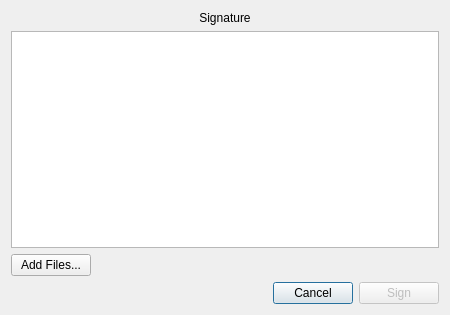
The window that _src/eidmw/eidgui/dlgSignature.ui (12019/svn.gov.pt) describes before a commit, drawn with Qt 5.
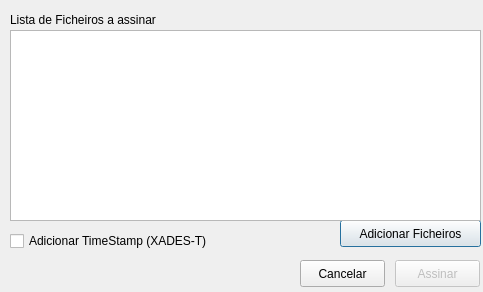
The same window after the commit. Icons and pictures are not drawn.

Commit message: Implement Check SOD; Resolve some fixes; Remove Auto load library from sdk(cause problems on windows); PINPAD ACR Plugin; Firefox Certificates Extension on MSI

Diff of the .ui file:
```diff
--- a/_src/eidmw/eidgui/dlgSignature.ui
+++ b/_src/eidmw/eidgui/dlgSignature.ui
@@ -6,10 +6,16 @@
    <rect>
     <x>0</x>
     <y>0</y>
-    <width>450</width>
-    <height>315</height>
+    <width>483</width>
+    <height>292</height>
    </rect>
   </property>
+  <property name="sizePolicy">
+   <sizepolicy hsizetype="Fixed" vsizetype="Fixed">
+    <horstretch>0</horstretch>
+    <verstretch>0</verstretch>
+   </sizepolicy>
+  </property>
    <property name="windowTitle">
    <string>Signature</string>
   </property>
@@ -20,79 +26,90 @@
   <property name="modal">
    <bool>true</bool>
   </property>
-  <layout class="QGridLayout">
-   <item row="1" column="0">
-    <layout class="QVBoxLayout" name="verticalLayout_3">
-     <property name="sizeConstraint">
-      <enum>QLayout::SetDefaultConstraint</enum>
-     </property>
-     <item>
-      <layout class="QHBoxLayout" name="horizontalLayout">
-       <item>
-        <spacer name="horizontalSpacer">
-         <property name="orientation">
-          <enum>Qt::Horizontal</enum>
-         </property>
-         <property name="sizeHint" stdset="0">
-          <size>
-           <width>40</width>
+  <widget class="QPushButton" name="pbAddFiles">
+   <property name="geometry">
+    <rect>
+     <x>340</x>
+     <y>220</y>
+     <width>141</width>
+     <height>27</height>
+    </rect>
+   </property>
+   <property name="sizePolicy">
+    <sizepolicy hsizetype="Fixed" vsizetype="Minimum">
+     <horstretch>0</horstretch>
+     <verstretch>0</verstretch>
+    </sizepolicy>
+   </property>
+   <property name="text">
+    <string>Adicionar Ficheiros</string>
+   </property>
+  </widget>
+  <widget class="QLabel" name="labelHeader">
+   <property name="geometry">
+    <rect>
+     <x>10</x>
+     <y>10</y>
+     <width>351</width>
            <height>20</height>
-          </size>
-         </property>
-        </spacer>
-       </item>
-       <item>
+    </rect>
+   </property>
+   <property name="text">
+    <string>Lista de Ficheiros a assinar</string>
+   </property>
+  </widget>
         <widget class="QPushButton" name="pbCancel">
+   <property name="geometry">
+    <rect>
+     <x>300</x>
+     <y>260</y>
+     <width>85</width>
+     <height>27</height>
+    </rect>
+   </property>
          <property name="text">
-          <string>Cancel</string>
-         </property>
-        </widget>
-       </item>
-       <item>
+    <string>Cancelar</string>
+   </property>
+  </widget>
         <widget class="QPushButton" name="pbSign">
          <property name="enabled">
           <bool>false</bool>
          </property>
+   <property name="geometry">
+    <rect>
+     <x>395</x>
+     <y>260</y>
+     <width>85</width>
+     <height>27</height>
+    </rect>
+   </property>
          <property name="text">
-          <string>Sign</string>
-         </property>
-        </widget>
-       </item>
-      </layout>
-     </item>
-    </layout>
-   </item>
-   <item row="0" column="0">
-    <layout class="QVBoxLayout" name="verticalLayout_2">
-     <item>
-      <widget class="QLabel" name="labelHeader">
-       <property name="text">
-        <string>Signature</string>
-       </property>
-       <property name="alignment">
-        <set>Qt::AlignCenter</set>
-       </property>
-      </widget>
-     </item>
-     <item>
-      <widget class="QListView" name="listView"/>
-     </item>
-     <item>
-      <widget class="QPushButton" name="pbAddFiles">
-       <property name="sizePolicy">
-        <sizepolicy hsizetype="Fixed" vsizetype="Minimum">
-         <horstretch>0</horstretch>
-         <verstretch>0</verstretch>
-        </sizepolicy>
+    <string>Assinar</string>
+   </property>
+  </widget>
+  <widget class="QListView" name="listView">
+   <property name="geometry">
+    <rect>
+     <x>10</x>
+     <y>30</y>
+     <width>471</width>
+     <height>191</height>
+    </rect>
+   </property>
+  </widget>
+  <widget class="QCheckBox" name="checkBox">
+   <property name="geometry">
+    <rect>
+     <x>10</x>
+     <y>230</y>
+     <width>251</width>
+     <height>22</height>
+    </rect>
        </property>
        <property name="text">
-        <string>Add Files...</string>
-       </property>
-      </widget>
-     </item>
-    </layout>
-   </item>
-  </layout>
+    <string>Adicionar TimeStamp (XADES-T)</string>
+   </property>
+  </widget>
  </widget>
  <resources/>
  <connections/>
```
Left out of the diff: 2 changed lines with no effect on the pictures. Lines whose indentation alone changed are shown as unchanged. The commit also changes 41 other files.
